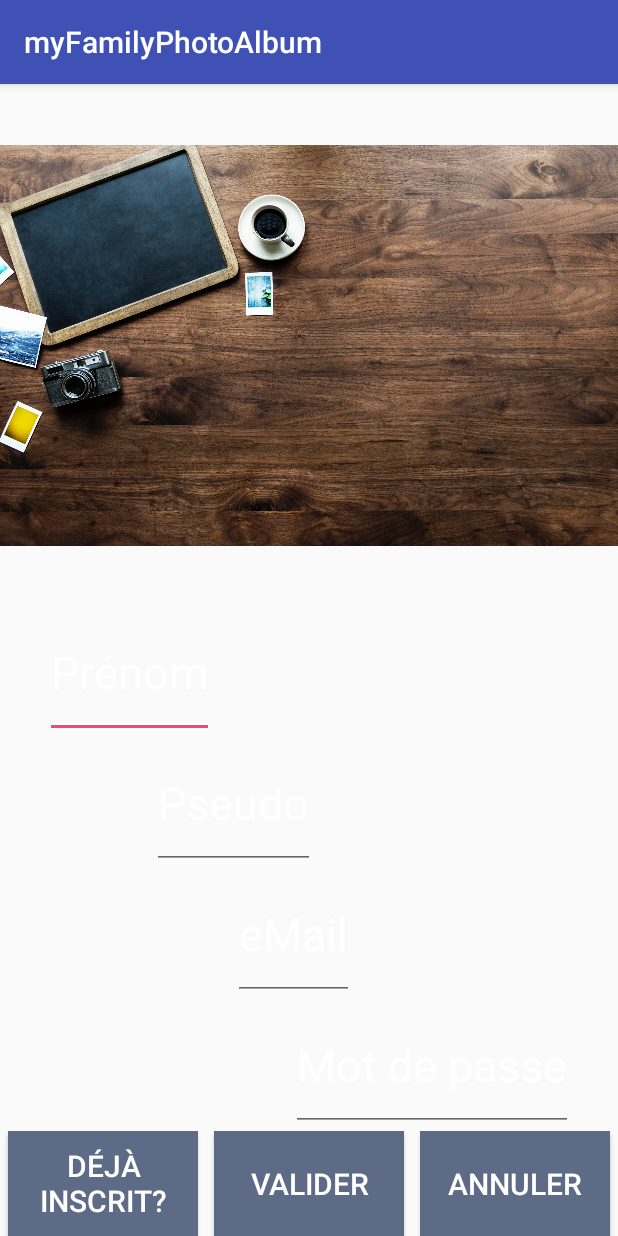
After one commit to Marion904/myFamilyPhotoAlbum, an Android app: the SignUpActivity screen opened directly, with no data from a screen before it, on a phone screen of 412 x 824 dp. The commit adds this screen. Run offline under Robolectric (Android 15) with nearby library versions, the phone set to English and light mode, and no system bars.

Commit message:
SignIn and SignUp xml

```diff
--- a/app/src/main/AndroidManifest.xml
+++ b/app/src/main/AndroidManifest.xml
@@ -17,7 +17,9 @@
             </intent-filter>
         </activity>
         <activity android:name=".SplashScreen" />
-        <activity android:name=".WelcomeActivity"></activity>
+        <activity android:name=".WelcomeActivity" />
+        <activity android:name=".SignInActivity" />
+        <activity android:name=".SignUpActivity"></activity>
     </application>
 
 </manifest>
--- /dev/null
+++ b/app/src/main/java/com/example/accueil/myfamilyphotoalbum/SignUpActivity.java
@@ -0,0 +1,13 @@
+package com.example.accueil.myfamilyphotoalbum;
+
+import android.support.v7.app.AppCompatActivity;
+import android.os.Bundle;
+
+public class SignUpActivity extends AppCompatActivity {
+
+    @Override
+    protected void onCreate(Bundle savedInstanceState) {
+        super.onCreate(savedInstanceState);
+        setContentView(R.layout.activity_sign_up);
+    }
+}
--- /dev/null
+++ b/app/src/main/res/layout/activity_sign_up.xml
@@ -0,0 +1,119 @@
+<?xml version="1.0" encoding="utf-8"?>
+<LinearLayout xmlns:android="http://schemas.android.com/apk/res/android"
+    xmlns:app="http://schemas.android.com/apk/res-auto"
+    xmlns:tools="http://schemas.android.com/tools"
+    android:layout_width="match_parent"
+    android:layout_height="match_parent"
+    tools:context=".SignUpActivity"
+    android:orientation="vertical">
+    <LinearLayout
+    android:layout_width="match_parent"
+    android:layout_height="0dp"
+    android:layout_weight="5">
+
+        <ImageView
+            android:layout_width="match_parent"
+            android:layout_height="match_parent"
+            android:adjustViewBounds="true"
+            android:layout_margin="0dp"
+            android:src="@mipmap/theme_pic"
+            android:contentDescription="@string/contentDesc"/>
+
+
+    </LinearLayout>
+
+<LinearLayout
+    android:layout_width="match_parent"
+    android:layout_height="0dp"
+    android:layout_weight="5"
+    android:orientation="vertical">
+    <EditText
+        android:layout_width="wrap_content"
+        android:layout_height="0dp"
+        android:layout_weight="1"
+        android:textSize="30sp"
+        android:textColorHint="@color/colorText"
+        android:hint="@string/firstName"
+        android:id="@+id/firstName"
+        android:layout_marginLeft="30dp"/>
+    <EditText
+        android:layout_width="wrap_content"
+        android:layout_height="0dp"
+        android:layout_weight="1"
+        android:hint="@string/AKA"
+        android:id="@+id/userName"
+        android:layout_gravity="center"
+        android:textColorHint="@color/colorText"
+        android:layout_marginRight="50dp"
+        android:textSize="30sp"/>
+    <EditText
+        android:layout_width="wrap_content"
+        android:layout_height="0dp"
+        android:layout_weight="1"
+        android:hint="@string/eMail"
+        android:id="@+id/eMailSignUp"
+        android:textSize="30sp"
+        android:textColorHint="@color/colorText"
+        android:layout_marginRight="10dp"
+        android:layout_gravity="center"
+        />
+    <EditText
+        android:layout_width="wrap_content"
+        android:layout_gravity="end"
+        android:layout_marginRight="30dp"
+        android:layout_height="0dp"
+        android:layout_weight="1"
+        android:textColorHint="@color/colorText"
+        android:hint="@string/pwd"
+        android:id="@+id/pwdSignUp"
+        android:textSize="30sp"
+        android:textAlignment="textEnd"/>
+</LinearLayout>
+
+    <LinearLayout
+        android:layout_width="match_parent"
+        android:layout_height="0dp"
+        android:layout_weight="1">
+        <Button
+            android:layout_width="0dp"
+            android:layout_weight="1"
+            android:background="@color/colorButton"
+            android:textSize="20sp"
+            android:gravity="center"
+            android:textColor="@color/colorText"
+            android:textAlignment="center"
+            android:layout_marginRight="5dp"
+            android:layout_marginLeft="5dp"
+            android:text="@string/UserButton"
+            android:id="@+id/goToSignIn"
+            android:layout_height="match_parent" />
+        <Button
+            android:layout_width="0dp"
+            android:layout_weight="1"
+            android:textSize="20sp"
+            android:gravity="center"
+            android:textColor="@color/colorText"
+            android:textAlignment="center"
+            android:background="@color/colorButton"
+            android:layout_marginRight="5dp"
+            android:layout_marginLeft="5dp"
+            android:text="@string/confirm"
+            android:id="@+id/confirmSignUp"
+            android:layout_height="match_parent" />
+        <Button
+            android:layout_width="0dp"
+            android:layout_weight="1"
+           android:textSize="20sp"
+            android:gravity="center"
+            android:textColor="@color/colorText"
+            android:textAlignment="center"
+            android:text="@string/cancel"
+            android:id="@+id/cancelSignUp"
+            android:layout_marginRight="5dp"
+            android:background="@color/colorButton"
+            android:layout_marginLeft="5dp"
+            android:layout_height="match_parent" />
+    </LinearLayout>
+
+
+</LinearLayout>
--- a/app/src/main/res/layout/activity_splash_screen.xml
+++ b/app/src/main/res/layout/activity_splash_screen.xml
@@ -35,7 +35,7 @@
             android:layout_height="match_parent"
             android:adjustViewBounds="true"
             android:layout_margin="0dip"
-            android:src="@mipmap/view"
+            android:src="@mipmap/theme_pic"
             android:contentDescription="@string/contentDesc"/>
     </LinearLayout>
 
--- a/app/src/main/res/layout/activity_welcome.xml
+++ b/app/src/main/res/layout/activity_welcome.xml
@@ -31,7 +31,7 @@
             android:layout_height="match_parent"
             android:adjustViewBounds="true"
             android:layout_margin="0dip"
-            android:src="@mipmap/view"
+            android:src="@mipmap/theme_pic"
             android:contentDescription="@string/contentDesc"/>
 
 
--- a/app/src/main/res/values/strings.xml
+++ b/app/src/main/res/values/strings.xml
@@ -4,17 +4,20 @@
     <string name="firstScreen">My Family photo album</string>
     <string name="signInButton">Sign In</string>
     <string name="signUpButton">Sign Up</string>
-    <string name="Confirm">Valider</string>
-    <string name="NewUserButton">Pas encore inscrit</string>
+    <string name="confirm">Valider</string>
+    <string name="newUserButton">Pas encore inscrit</string>
+    <string name="UserButton">Déjà inscrit?</string>
     <string name="pwd">Mot de passe</string>
     <string name="eMail">eMail</string>
     <string name="forgotPwdButton">Mot de passe oublié?</string>
     <string name="questionButton">Une question?</string>
+    <string name="logIn">Connecte-toi</string>
     <string name="cancel">Annuler</string>
     <string name="ok">Ok</string>
     <string name="CGU">Lorem ipsum dolor sit amet, consectetur adipiscing elit, sed do eiusmod tempor incididunt ut labore et dolore magna aliqua. Ut enim ad minim veniam, quis nostrud exercitation ullamco laboris nisi ut aliquip ex ea commodo consequat. Duis aute irure dolor in reprehenderit in voluptate velit esse cillum dolore eu fugiat nulla pariatur. Excepteur sint occaecat cupidatat non proident, sunt in culpa qui officia deserunt mollit anim id est laborum.</string>
     <string name="seeYou">A bientôt!</string>
     <string name="firstName">Prénom</string>
     <string name="lastName">Nom</string>
+    <string name="AKA">Pseudo</string>
     <string name="contentDesc">Table avec des polaroïds, une tasse de café, une ardoise, un appareil photo</string>
 </resources>
```
Also changed, not shown: app/src/main/java/com/example/accueil/myfamilyphotoalbum/SignInActivity.java (added, +13 -0 lines), app/src/main/res/layout/activity_sign_in.xml (added, +83 -0 lines).
